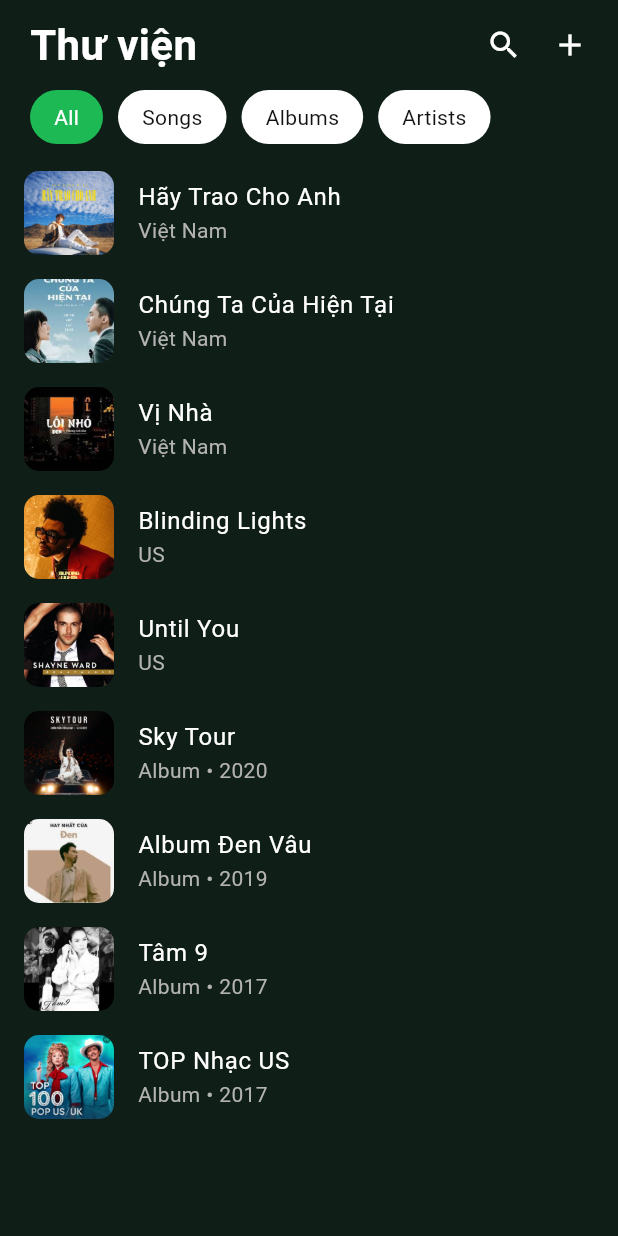
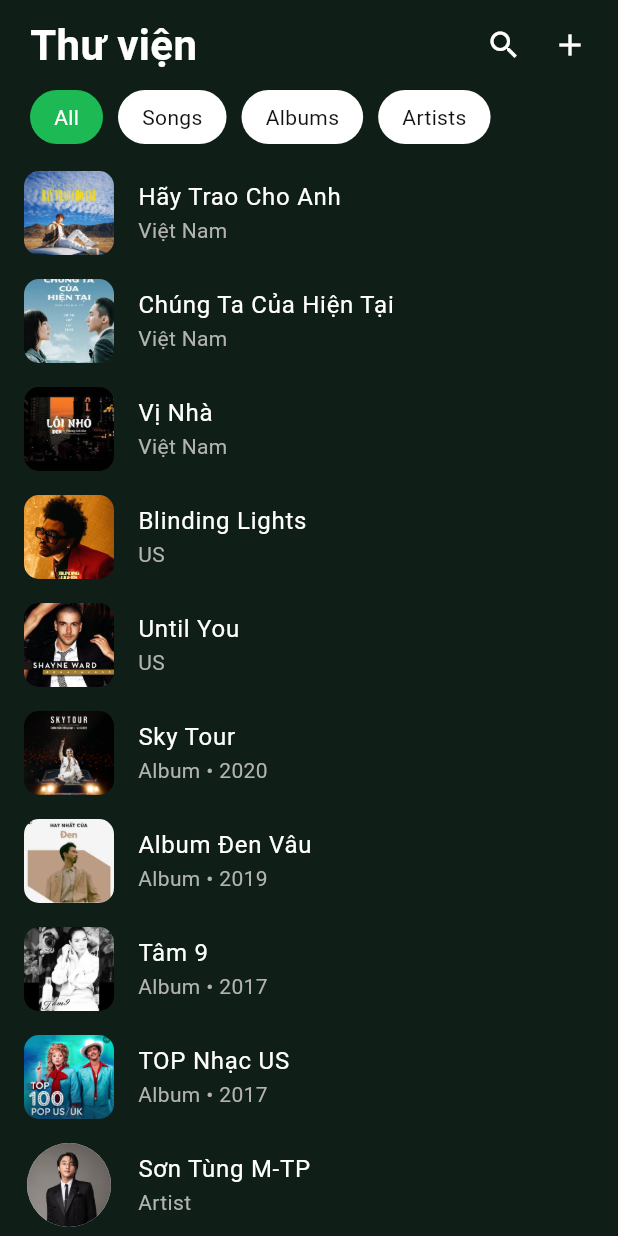
Before and after one commit to havando1302/2025_2_LTTBDD_N02_Nhom_08, a Flutter app: the PageLibrary screen opened directly, on a phone screen of 412 x 824 dp. Run offline on Flutter 3.47's test engine with Material 3 defaults, Android fonts, the phone set to English and light mode, and no system bars; our stand-ins replace flutter_svg, go_router.

Commit message:
hoàn thành logic library

```diff
--- a/lib/views/library/app_library.dart
+++ b/lib/views/library/app_library.dart
@@ -1,6 +1,7 @@
 import 'package:flutter/material.dart';
 import 'package:musicbox/models/songs_model.dart';
 import 'package:musicbox/models/albums_model.dart';
+import 'package:musicbox/models/artist_model.dart';
 import 'package:musicbox/constants/app_colors.dart';
 
 class PageLibrary extends StatefulWidget {
@@ -14,6 +15,30 @@
   int selectedTab = 0;
 
   final List<String> tabs = ["All", "Songs", "Albums", "Artists"];
+
+  List<dynamic> get filteredList {
+    if (selectedTab == 0) {
+      return [
+        ...SongModel.mockSongs,
+        ...AlbumModel.mockAlbums,
+        ...ArtistModel.mockArtists,
+      ];
+    }
+
+    if (tabs[selectedTab] == "Songs") {
+      return SongModel.mockSongs;
+    }
+
+    if (tabs[selectedTab] == "Albums") {
+      return AlbumModel.mockAlbums;
+    }
+
+    if (tabs[selectedTab] == "Artists") {
+      return ArtistModel.mockArtists;
+    }
+
+    return [];
+  }
 
   @override
   Widget build(BuildContext context) {
@@ -96,11 +121,25 @@
   }
 
   Widget _libraryList() {
-    return ListView(
-      children: [
-        ...SongModel.mockSongs.map((song) => _songItem(song)),
-        ...AlbumModel.mockAlbums.map((album) => _albumItem(album)),
-      ],
+    return ListView.builder(
+      itemCount: filteredList.length,
+      itemBuilder: (context, index) {
+        final item = filteredList[index];
+
+        if (item is SongModel) {
+          return _songItem(item);
+        }
+
+        if (item is AlbumModel) {
+          return _albumItem(item);
+        }
+
+        if (item is ArtistModel) {
+          return _artistItem(item);
+        }
+
+        return const SizedBox();
+      },
     );
   }
 
@@ -147,4 +186,21 @@
       ),
     );
   }
+
+  Widget _artistItem(ArtistModel artist) {
+    return ListTile(
+      leading: CircleAvatar(
+        radius: 30,
+        backgroundImage: AssetImage(artist.imageUrl),
+      ),
+      title: Text(
+        artist.name,
+        style: const TextStyle(color: Color(MyColor.white)),
+      ),
+      subtitle: const Text(
+        "Artist",
+        style: TextStyle(color: Color(MyColor.grey)),
+      ),
+    );
+  }
 }
```
